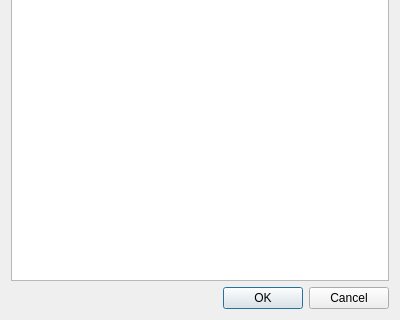
The window that FrontDesk/c5filtervalues.ui (End1-1/Cafe5) describes before a commit, drawn with Qt 5; both pictures show x 0 to 400 and y 225 to 545 of the 400 by 545 pixel window.
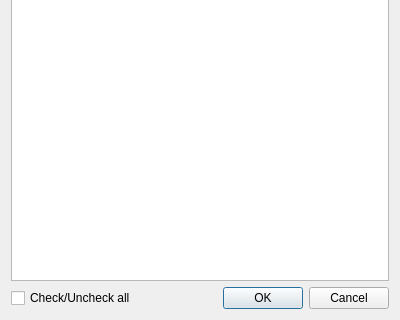
The same window after the commit.

Diff of the .ui file:
```diff
--- a/FrontDesk/c5filtervalues.ui
+++ b/FrontDesk/c5filtervalues.ui
@@ -18,7 +18,23 @@
     <widget class="QLineEdit" name="leFilter"/>
    </item>
    <item>
-    <widget class="QListWidget" name="lst"/>
+    <widget class="QListWidget" name="lst">
+     <property name="editTriggers">
+      <set>QAbstractItemView::NoEditTriggers</set>
+     </property>
+     <property name="selectionMode">
+      <enum>QAbstractItemView::MultiSelection</enum>
+     </property>
+    </widget>
+   </item>
+   <item>
+    <layout class="QHBoxLayout" name="horizontalLayout">
+     <item>
+      <widget class="QCheckBox" name="chAll">
+       <property name="text">
+        <string>Check/Uncheck all</string>
+       </property>
+      </widget>
    </item>
    <item>
     <widget class="QDialogButtonBox" name="buttonBox">
@@ -29,6 +45,8 @@
       <set>QDialogButtonBox::Cancel|QDialogButtonBox::Ok</set>
      </property>
     </widget>
+     </item>
+    </layout>
    </item>
   </layout>
  </widget>
```
Lines whose indentation alone changed are shown as unchanged.
